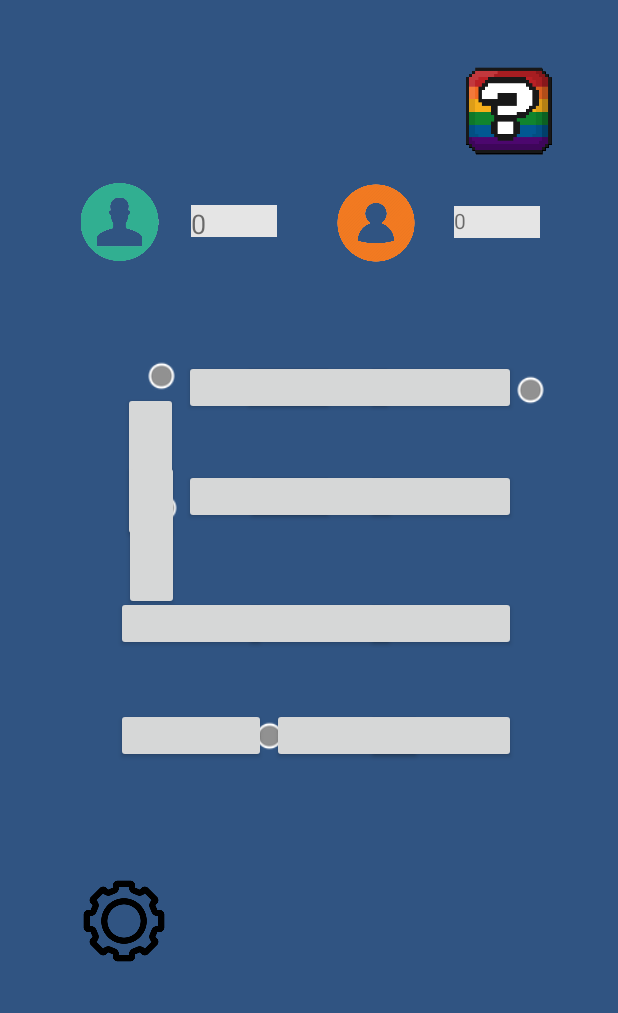
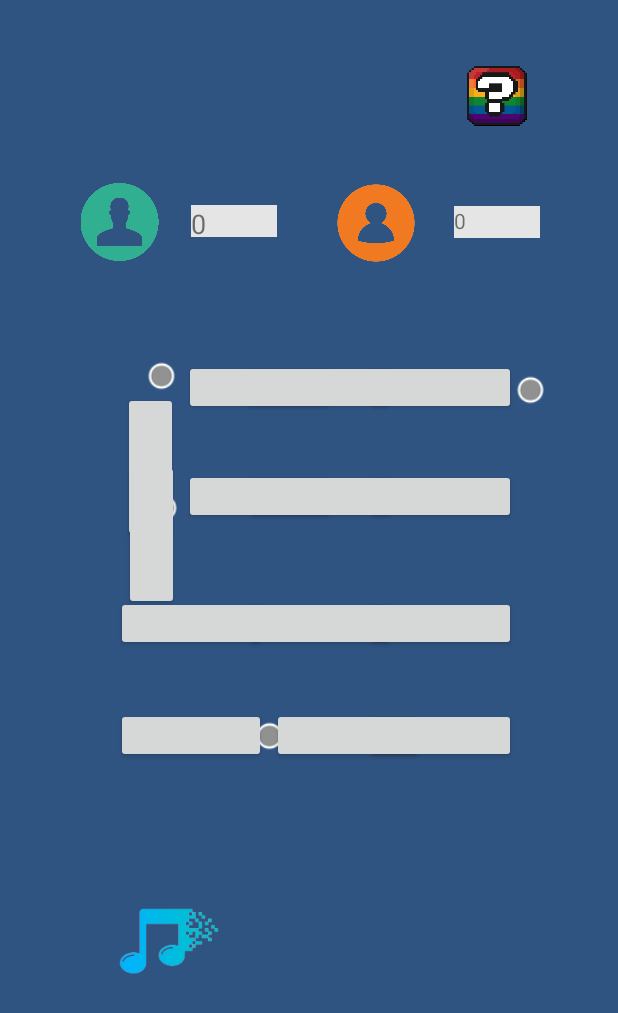
Before and after one commit to romerotac/SquareGame, an Android app: the GamePlay screen opened directly, with no data from a screen before it, on a phone screen of 412 x 824 dp. Shown: the top 1013 px of the screen. Run offline under Robolectric (Android 15) with nearby library versions, the phone set to English and light mode, and no system bars.

Commit message:
Setting button changed to music note button edit

```diff
--- a/app/src/main/res/layout-v21/activity_main.xml
+++ b/app/src/main/res/layout-v21/activity_main.xml
@@ -54,12 +54,12 @@
 
     <ImageView
         android:id="@+id/setting_buttonhome"
-        android:layout_width="169dp"
-        android:layout_height="114dp"
+        android:layout_width="121dp"
+        android:layout_height="85dp"
         android:layout_marginBottom="4dp"
         app:layout_constraintBottom_toBottomOf="parent"
         app:layout_constraintStart_toStartOf="parent"
-        app:srcCompat="@drawable/settings_button_3" />
+        app:srcCompat="@drawable/music_note_2" />
 
     <ImageView
         android:id="@+id/imageView7"
--- a/app/src/main/res/layout/activity_game_play.xml
+++ b/app/src/main/res/layout/activity_game_play.xml
@@ -522,13 +522,13 @@
 
     <ImageView
         android:id="@+id/setting_buttonhome"
-        android:layout_width="61dp"
-        android:layout_height="64dp"
+        android:layout_width="121dp"
+        android:layout_height="85dp"
         app:layout_constraintBottom_toTopOf="@+id/guideline4"
         app:layout_constraintStart_toStartOf="@+id/guideline"
         app:layout_constraintTop_toBottomOf="@+id/view"
-        app:layout_constraintVertical_bias="0.708"
-        app:srcCompat="@drawable/pic" />
+        app:layout_constraintVertical_bias="0.91"
+        app:srcCompat="@drawable/music_note_2" />
 
     <ImageView
         android:id="@+id/imageView20"
@@ -557,8 +557,8 @@
 
     <ImageView
         android:id="@+id/question_mark_button"
-        android:layout_width="97dp"
-        android:layout_height="65dp"
+        android:layout_width="113dp"
+        android:layout_height="45dp"
         android:layout_marginEnd="24dp"
         android:layout_marginRight="24dp"
         app:layout_constraintBottom_toTopOf="@+id/second_player_point"
```
Also changed, not shown: app/src/main/res/drawable/music_note.png (added), app/src/main/res/drawable/music_note_1.png (added), app/src/main/res/drawable/music_note_2.png (added).
